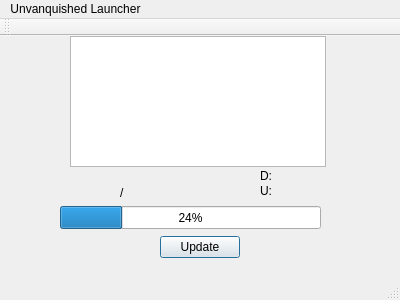
This is mainwindow.ui in Unvanquished/updater as Qt 5 draws it before an edit. The edited form follows.
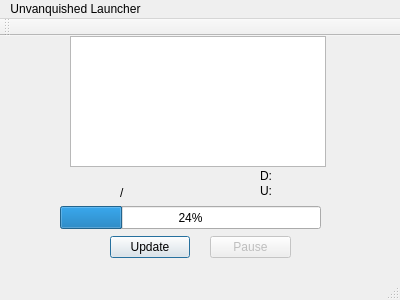
This is the edited form.

Commit message: Don't use aria2's signalHandlers. Add pause/resume support

```diff
--- a/mainwindow.ui
+++ b/mainwindow.ui
@@ -27,7 +27,7 @@
    <widget class="QPushButton" name="updateButton">
     <property name="geometry">
      <rect>
-      <x>160</x>
+      <x>110</x>
       <y>200</y>
       <width>80</width>
       <height>22</height>
@@ -150,6 +150,22 @@
      <string/>
     </property>
    </widget>
+   <widget class="QPushButton" name="toggleButton">
+    <property name="enabled">
+     <bool>false</bool>
+    </property>
+    <property name="geometry">
+     <rect>
+      <x>210</x>
+      <y>200</y>
+      <width>81</width>
+      <height>22</height>
+     </rect>
+    </property>
+    <property name="text">
+     <string>Pause</string>
+    </property>
+   </widget>
   </widget>
   <widget class="QMenuBar" name="menuBar">
    <property name="geometry">
```
Left out of the diff: 8 changed lines with no effect on the pictures. The commit also changes 6 other files.
